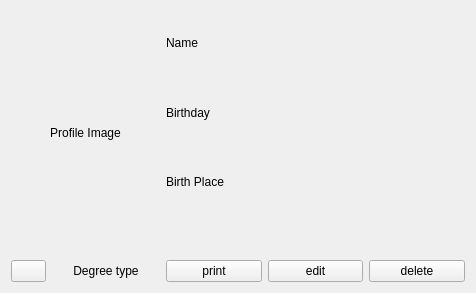
Qt form desktop_app/ui/widgets/card_student_info/card_student_info.ui (elmhadji/PaperTrailGuard) before a commit.
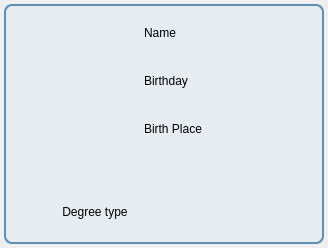
The same form after that commit. Icons and pictures are not drawn.

Commit message: - Implement card student card style

What changed in the file:
```diff
--- a/desktop_app/ui/widgets/card_student_info/card_student_info.ui
+++ b/desktop_app/ui/widgets/card_student_info/card_student_info.ui
@@ -6,33 +6,124 @@
    <rect>
     <x>0</x>
     <y>0</y>
-    <width>476</width>
-    <height>293</height>
+    <width>328</width>
+    <height>248</height>
    </rect>
   </property>
   <property name="windowTitle">
    <string>Form</string>
   </property>
-  <layout class="QHBoxLayout" name="horizontalLayout_2" stretch="1,2">
+  <property name="styleSheet">
+   <string notr="true">#CardStudentInfoFram {
+	font: 12pt &quot;Noto Sans&quot;;
+	background-color: #E6ECEF;
+	border: 2px solid #5B91B5;
+	border-radius: 8px;
+}
+#CardStudentInfoFramSelected {
+	background-color: #C39089;
+	border: 2px solid #C39089;
+}
+
+#CardStudentInfoFram QPushButton{
+	border: none;
+}
+
+#CardStudentInfoFram QPushButton::hover{
+	background-color: #005EC1;
+	border: 1px solid #005EC1;
+	border-radius: 11px;
+}
+
+#CardStudentInfoFram #delete_button::hover{
+	background-color: red;
+	border: 1px solid red;
+	border-radius: 11px;
+}</string>
+  </property>
+  <layout class="QVBoxLayout" name="verticalLayout_3" stretch="0">
+   <property name="spacing">
+    <number>4</number>
+   </property>
+   <property name="leftMargin">
+    <number>4</number>
+   </property>
+   <property name="topMargin">
+    <number>4</number>
+   </property>
+   <property name="rightMargin">
+    <number>4</number>
+   </property>
+   <property name="bottomMargin">
+    <number>4</number>
+   </property>
+   <item>
+    <widget class="QFrame" name="CardStudentInfoFram">
+     <property name="frameShape">
+      <enum>QFrame::Shape::StyledPanel</enum>
+     </property>
+     <property name="frameShadow">
+      <enum>QFrame::Shadow::Raised</enum>
+     </property>
+     <layout class="QHBoxLayout" name="horizontalLayout_2">
+      <property name="spacing">
+       <number>6</number>
+      </property>
+      <property name="leftMargin">
+       <number>6</number>
+      </property>
+      <property name="topMargin">
+       <number>6</number>
+      </property>
+      <property name="rightMargin">
+       <number>6</number>
+      </property>
+      <property name="bottomMargin">
+       <number>6</number>
+      </property>
    <item>
     <layout class="QVBoxLayout" name="verticalLayout" stretch="1,0">
      <item>
       <widget class="QLabel" name="profile_image_label">
+          <property name="maximumSize">
+           <size>
+            <width>150</width>
+            <height>170</height>
+           </size>
+          </property>
        <property name="text">
-        <string>Profile Image</string>
+           <string/>
+          </property>
+          <property name="pixmap">
+           <pixmap resource="card_student_info.qrc">:/images/assets/images/default_profile.png</pixmap>
+          </property>
+          <property name="scaledContents">
+           <bool>true</bool>
        </property>
        <property name="alignment">
         <set>Qt::AlignmentFlag::AlignCenter</set>
        </property>
+          <property name="wordWrap">
+           <bool>false</bool>
+          </property>
       </widget>
      </item>
      <item>
-      <layout class="QHBoxLayout" name="horizontalLayout_3">
+         <layout class="QHBoxLayout" name="horizontalLayout_3" stretch="0,2">
+          <property name="spacing">
+           <number>0</number>
+          </property>
        <item>
         <widget class="QPushButton" name="info_preview_button">
+            <property name="minimumSize">
+             <size>
+              <width>40</width>
+              <height>40</height>
+             </size>
+            </property>
          <property name="maximumSize">
           <size>
-           <width>35</width>
+              <width>16777215</width>
            <height>16777215</height>
           </size>
          </property>
@@ -58,7 +149,7 @@
    <item>
     <layout class="QVBoxLayout" name="verticalLayout_2" stretch="1,0,0">
      <item>
-      <layout class="QGridLayout" name="gridLayout">
+         <layout class="QGridLayout" name="gridLayout" columnstretch="0,1">
        <item row="0" column="0">
         <widget class="QLabel" name="label_3">
          <property name="text">
@@ -118,25 +209,68 @@
      </item>
      <item>
       <layout class="QHBoxLayout" name="horizontalLayout">
+          <item>
+           <spacer name="horizontalSpacer">
+            <property name="orientation">
+             <enum>Qt::Orientation::Horizontal</enum>
+            </property>
+            <property name="sizeHint" stdset="0">
+             <size>
+              <width>40</width>
+              <height>20</height>
+             </size>
+            </property>
+           </spacer>
+          </item>
+          <item>
+           <widget class="QPushButton" name="delete_button">
+            <property name="minimumSize">
+             <size>
+              <width>40</width>
+              <height>40</height>
+             </size>
+            </property>
+            <property name="text">
+             <string/>
+            </property>
+            <property name="icon">
+             <iconset resource="card_student_info.qrc">
+              <normaloff>:/icons/assets/icons/trash-solid.svg</normaloff>:/icons/assets/icons/trash-solid.svg</iconset>
+            </property>
+           </widget>
+          </item>
        <item>
         <widget class="QPushButton" name="print_pdf_button">
+            <property name="minimumSize">
+             <size>
+              <width>40</width>
+              <height>40</height>
+             </size>
+            </property>
          <property name="text">
-          <string>print</string>
+             <string/>
+            </property>
+            <property name="icon">
+             <iconset resource="card_student_info.qrc">
+              <normaloff>:/icons/assets/icons/file-pdf-solid.svg</normaloff>:/icons/assets/icons/file-pdf-solid.svg</iconset>
          </property>
         </widget>
        </item>
        <item>
         <widget class="QPushButton" name="edit_button">
-         <property name="text">
-          <string>edit</string>
-         </property>
-        </widget>
-       </item>
-       <item>
-        <widget class="QPushButton" name="delete_button">
+            <property name="minimumSize">
+             <size>
+              <width>40</width>
+              <height>40</height>
+             </size>
+            </property>
          <property name="text">
-          <string>delete</string>
-         </property>
+             <string/>
+            </property>
+            <property name="icon">
+             <iconset resource="card_student_info.qrc">
+              <normaloff>:/icons/assets/icons/pencil-solid.svg</normaloff>:/icons/assets/icons/pencil-solid.svg</iconset>
+            </property>
         </widget>
        </item>
       </layout>
@@ -145,6 +279,11 @@
    </item>
   </layout>
  </widget>
- <resources/>
+   </item>
+  </layout>
+ </widget>
+ <resources>
+  <include location="card_student_info.qrc"/>
+ </resources>
  <connections/>
 </ui>
```
Left out of the diff: 4 changed lines with no effect on the pictures. Lines whose indentation alone changed are shown as unchanged. The commit also changes 4 other files.
